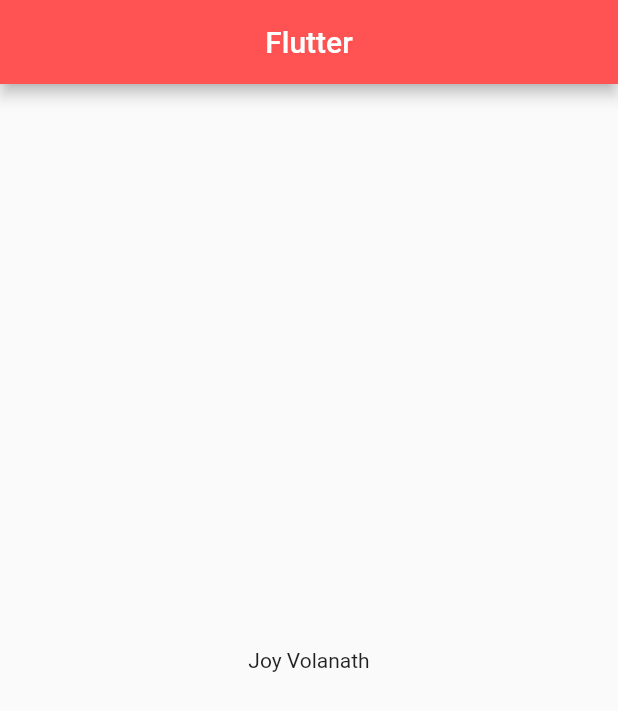
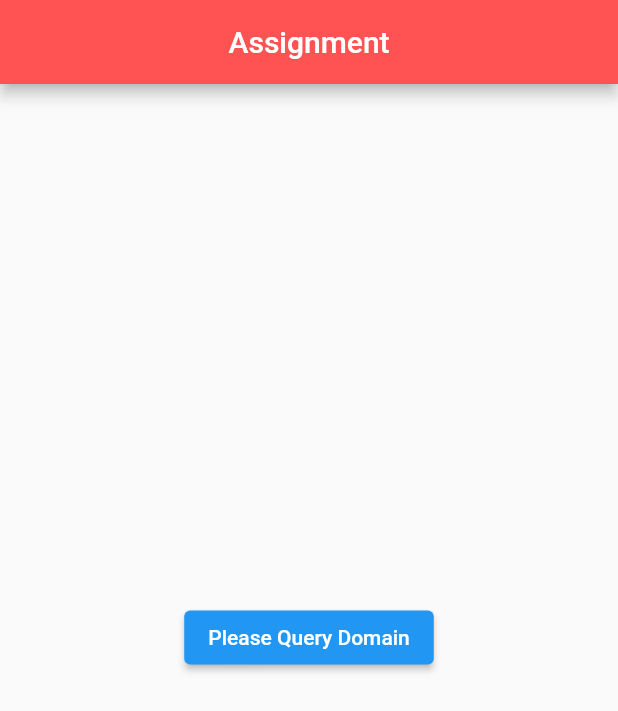
Before and after one commit to tishan007/riseup_mailcheck_task, a Flutter app: the screen it shows after launch, on a phone screen of 412 x 824 dp. Shown: the top 711 px of the screen. Run offline on Flutter 3.47's test engine with Material 2 defaults, Android fonts, the phone set to English and light mode, and no system bars; our stand-ins replace connectivity_plus, fluttertoast, get; missing offline and left inert: system_settings; network calls fail.

Commit message:
domain-account

```diff
--- /dev/null
+++ b/lib/controller/domain_controller.dart
@@ -0,0 +1,26 @@
+
+import 'package:get/state_manager.dart';
+import 'package:riseup_mailcheck_task/models/domain.dart';
+import 'package:riseup_mailcheck_task/utils/api.dart';
+
+class DomainController extends GetxController {
+
+  Api api = Api();
+  var domain = Domain(hydraMember: []).obs;
+
+  @override
+  void onInit() {
+    // TODO: implement onInit
+    getDomainData();
+    super.onInit();
+  }
+
+
+  void getDomainData() async {
+    var domain_value = await api.getDomain();
+    if(domain_value!=null) {
+      domain.value = domain_value;
+    }
+  }
+
+}
--- a/lib/main.dart
+++ b/lib/main.dart
@@ -3,7 +3,12 @@ import 'dart:async';
 import 'package:connectivity_plus/connectivity_plus.dart';
 import 'package:flutter/material.dart';
 import 'package:flutter/services.dart';
+import 'package:riseup_mailcheck_task/utils/api.dart';
+import 'package:riseup_mailcheck_task/utils/utils.dart';
+import 'package:riseup_mailcheck_task/view/query_page.dart';
 import 'package:system_settings/system_settings.dart';
+
+import 'models/domain.dart';
 
 void main() {
   runApp(MaterialApp(debugShowCheckedModeBanner: false, home: MyApp()));
@@ -89,16 +94,13 @@ class _MyAppState extends State<MyApp> {
         //resizeToAvoidBottomPadding: false,      //for web part it should be commented
         appBar: AppBar(
           centerTitle: true,
-          title: const Text("Flutter"),
+          title: const Text("Assignment"),
           backgroundColor: Colors.redAccent,
         ),
-        body: const Center(
-          child: Text("Joy Volanath"),
-        ),
+        //body: Text("Joy Volanath"),
+        body: QueryPage()
       ),
     );
   }
 
-
-
 }
--- /dev/null
+++ b/lib/models/domain.dart
@@ -0,0 +1,85 @@
+// To parse this JSON data, do
+//
+//     final domain = domainFromJson(jsonString);
+
+import 'dart:convert';
+
+Domain domainFromJson(String str) => Domain.fromJson(json.decode(str));
+
+String domainToJson(Domain data) => json.encode(data.toJson());
+
+class Domain {
+  Domain({
+    this.context,
+    this.id,
+    this.type,
+    this.hydraMember,
+    this.hydraTotalItems,
+  });
+
+  dynamic context;
+  dynamic id;
+  dynamic type;
+  List<HydraMember> ? hydraMember;
+  int ? hydraTotalItems;
+
+  factory Domain.fromJson(Map<String, dynamic> json) => Domain(
+    context: json["context"],
+    id: json["id"],
+    type: json["type"],
+    hydraMember: List<HydraMember>.from(json["hydra:member"].map((x) => HydraMember.fromJson(x))),
+    hydraTotalItems: json["hydra:totalItems"],
+  );
+
+  Map<String, dynamic> toJson() => {
+    "context": context,
+    "id": id,
+    "type": type,
+    "hydra:member": List<dynamic>.from(hydraMember!.map((x) => x.toJson())),
+    "hydra:totalItems": hydraTotalItems,
+  };
+}
+
+class HydraMember {
+  HydraMember({
+    required this.id,
+    required this.type,
+    required this.hydraMemberId,
+    required this.domain,
+    required this.isActive,
+    required this.isPrivate,
+    required this.createdAt,
+    required this.updatedAt,
+  });
+
+  String id;
+  dynamic type;
+  String hydraMemberId;
+  String domain;
+  bool isActive;
+  bool isPrivate;
+  DateTime createdAt;
+  DateTime updatedAt;
+
+  factory HydraMember.fromJson(Map<String, dynamic> json) => HydraMember(
+    id: json["id"],
+    type: json["type"],
+    hydraMemberId: json["id"],
+    domain: json["domain"],
+    isActive: json["isActive"],
+    isPrivate: json["isPrivate"],
+    createdAt: DateTime.parse(json["createdAt"]),
+    updatedAt: DateTime.parse(json["updatedAt"]),
+  );
+
+  Map<String, dynamic> toJson() => {
+    "id": id,
+    "type": type,
+    "id": hydraMemberId,
+    "domain": domain,
+    "isActive": isActive,
+    "isPrivate": isPrivate,
+    "createdAt": createdAt.toIso8601String(),
+    "updatedAt": updatedAt.toIso8601String(),
+  };
+}
--- /dev/null
+++ b/lib/utils/api.dart
@@ -0,0 +1,64 @@
+import 'dart:convert';
+import 'package:riseup_mailcheck_task/models/create_account.dart';
+import 'package:riseup_mailcheck_task/models/create_account_error.dart';
+import 'package:riseup_mailcheck_task/models/domain.dart';
+import 'package:riseup_mailcheck_task/utils/remote_config.dart';
+import 'package:http/http.dart' as http;
+
+
+class Api{
+
+  String baseUrl = RemoteConfig.config["BASE_URL"]??"";
+
+  Future<Domain> getDomain() async {
+
+    String domain = RemoteConfig.config["DOMAIN"]??"";
+    print("DOMAIN URL : "+baseUrl+domain);
+
+    var response = await http.get(
+      Uri.parse(baseUrl + domain),
+    );
+
+    if (response.statusCode == 200) {
+      print("=======domain response======= : "+response.body);
+      return domainFromJson(response.body);
+    } else {
+      print("domain error : "+response.body);
+      throw Exception('Failed to load domain data');
+    }
+
+  }
+
+  Future createAccount(String username, String password) async {
+
+    print("username : $username");
+    print("password : $password");
+    String account = RemoteConfig.config["CREATE_ACCOUNT"]??"";
+
+    final body = {
+      "address": username,
+      "password": password
+    };
+
+    var response = await http.post(
+      Uri.parse(baseUrl + account),
+      headers: {
+        "Content-Type": "application/json",
+      },
+      body: jsonEncode(body),
+    );
+
+    if (response.statusCode == 201) {
+      print("=======account response======= : "+response.body);
+      return createAccountFromJson(response.body);
+    } else {
+      print("=======account error response======= : "+response.body);
+      return createAccountErrorFromJson(response.body);
+    }
+
+  }
+
+
+
+
+}
--- /dev/null
+++ b/lib/utils/remote_config.dart
@@ -0,0 +1,9 @@
+class RemoteConfig {
+  static final Map<dynamic, String> config = {
+
+    "BASE_URL": "https://api.mail.tm/",
+    "DOMAIN": "domains",
+    "CREATE_ACCOUNT": "accounts",
+    "LOGIN": "auth/token",
+  };
+}
--- /dev/null
+++ b/lib/view/query_page.dart
@@ -0,0 +1,58 @@
+import 'package:flutter/material.dart';
+import 'package:get/get.dart';
+import 'package:riseup_mailcheck_task/controller/domain_controller.dart';
+import 'package:riseup_mailcheck_task/models/domain.dart';
+import 'package:riseup_mailcheck_task/utils/api.dart';
+import 'package:riseup_mailcheck_task/utils/utils.dart';
+import 'package:riseup_mailcheck_task/view/create_account_page.dart';
+
+class QueryPage extends StatefulWidget {
+  @override
+  _QueryPageState createState() => _QueryPageState();
+}
+
+class _QueryPageState extends State<QueryPage> {
+
+  Api api = Api();
+  String domainName = "";
+  final DomainController domainController = Get.put(DomainController());
+
+  @override
+  Widget build(BuildContext context) {
+    return Center(
+      //child: Text("Joy Volanath"),
+      child: Column(
+        mainAxisAlignment: MainAxisAlignment.center,
+        crossAxisAlignment: CrossAxisAlignment.center,
+        children: [
+          ElevatedButton(
+            onPressed: () async {
+              Domain response = await api.getDomain();
+              domainName = response.hydraMember!.first.domain;
+
+              if(domainName.isNotEmpty) {
+                Utils.successToast("Successfully this '$domainName' domain retrieved");
+                Navigator.of(context).push(MaterialPageRoute(
+                  builder: (context) {
+                    return CreateAccountPage(domain: domainName,);
+                    //return CreateAccountPage(domain: domainController.domain.value.hydraMember!.first.domain,);
+                  },
+                ));
+              } else {
+                Utils.errorToast("Something went wrong, please try again");
+              }
+
+
+            },
+            child: const Text("Please Query Domain"),
+          ),
+          SizedBox(height: 30,),
+          //Text("Joy Volanath"),
+          //Text(Utils.domainName),
+          //Text(domainName),
+          //Text(domainController.domain.value.hydraMember!.first.domain),
+        ],
+      ),
+    );
+  }
+}
--- a/pubspec.yaml
+++ b/pubspec.yaml
@@ -37,6 +37,8 @@ dependencies:
   connectivity_plus: ^2.3.0
   system_settings: ^2.1.0
   http: ^0.13.5
+  get: ^4.6.5
+  fluttertoast: ^8.0.9
 
 dev_dependencies:
   flutter_test:
```
Also changed, not shown: lib/models/create_account.dart (added, +65 -0 lines), lib/models/create_account_error.dart (added, +65 -0 lines), lib/models/token.dart (added, +29 -0 lines), lib/utils/utils.dart (added, +30 -0 lines), lib/view/create_account_page.dart (added, +140 -0 lines), pubspec.lock.
